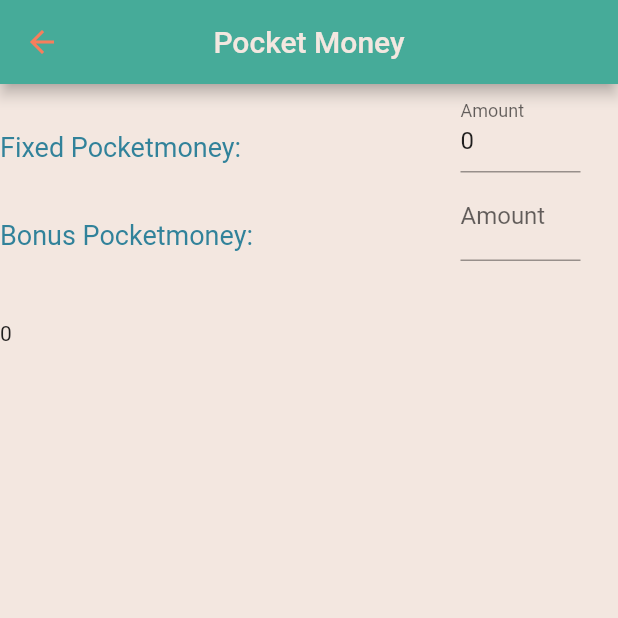
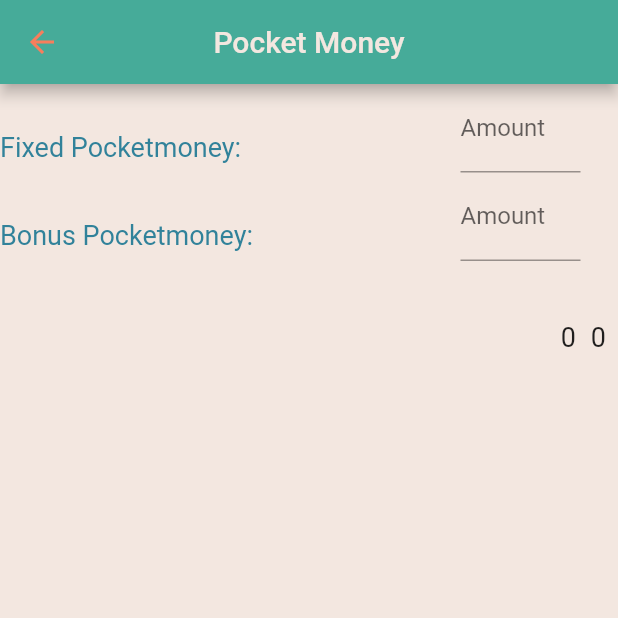
Before and after one commit to Bulut61/My-first-app, a Flutter app: the PocketMoneyPage screen opened directly, on a phone screen of 412 x 824 dp, the top half of it. Run offline on Flutter 3.47's test engine with Material 2 defaults, Android fonts, the phone set to English and light mode, and no system bars; our stand-ins replace auto_route, cloud_firestore, firebase_auth, firebase_core; accounts and stored records are empty.

Commit message:
1: some fixes in pocketmoneyPage 2: loginwith email and password, 3: fixed issues with autoroute

```diff
--- a/lib/presentation/pages/homePages/pocket_money_page.dart
+++ b/lib/presentation/pages/homePages/pocket_money_page.dart
@@ -15,8 +15,9 @@ class _PocketMoneyPageState extends State<PocketMoneyPage> {
   Widget build(BuildContext context) {
     final ThemeData themeData = Theme.of(context);
     ValueNotifier<int> fixedMoney = ValueNotifier<int>(0);
+    ValueNotifier<int> bonusMoney = ValueNotifier<int>(0);
     fixedMoney = ValueNotifier<int>(0);
-    int bonusMoney = 0;
+
     return Scaffold(
       appBar: AppBar(
         title: Text("Pocket Money"),
@@ -38,10 +39,9 @@ class _PocketMoneyPageState extends State<PocketMoneyPage> {
               child: ConstrainedBox(
                 constraints: BoxConstraints.tightFor(width: 80),
                 child: TextFormField(
-                  initialValue: "0",
                   onFieldSubmitted: (value) {
-                    fixedMoney = ValueNotifier<int>(int.parse(value));
-                    print(fixedMoney.value);
+                    fixedMoney.value = int.parse(value);
+                    //print(fixedMoney.value);
                   },
                   decoration: new InputDecoration(labelText: "Amount", hintText: "Only digits"),
                   keyboardType: TextInputType.number,
@@ -69,8 +69,8 @@ class _PocketMoneyPageState extends State<PocketMoneyPage> {
                 constraints: BoxConstraints.tightFor(width: 80),
                 child: TextFormField(
                   onFieldSubmitted: (value) {
-                    bonusMoney = int.parse(value);
-                    print(bonusMoney);
+                    bonusMoney.value = int.parse(value);
+                    //print(bonusMoney.value);
                   },
                   decoration: new InputDecoration(labelText: "Amount", hintText: "Only digits"),
                   keyboardType: TextInputType.number,
@@ -83,13 +83,33 @@ class _PocketMoneyPageState extends State<PocketMoneyPage> {
           ],
         ),
         SizedBox(height: 40),
-        ValueListenableBuilder<int>(
-            valueListenable: fixedMoney,
-            builder: (BuildContext context, int value, Widget? child) {
-              return Row(
-                children: [Text("${fixedMoney.value}")],
-              );
-            })
+        Row(
+          mainAxisAlignment: MainAxisAlignment.end,
+          children: [
+            Padding(
+              padding: const EdgeInsets.only(right: 10),
+              child: ValueListenableBuilder<int>(
+                  valueListenable: fixedMoney,
+                  builder: (BuildContext context, int value, Widget? child) {
+                    return Text(
+                      "${value}",
+                      style: TextStyle(fontSize: 18),
+                    );
+                  }),
+            ),
+            Padding(
+              padding: const EdgeInsets.only(right: 8.0),
+              child: ValueListenableBuilder<int>(
+                  valueListenable: bonusMoney,
+                  builder: (BuildContext context, int value, Widget? child) {
+                    return Text(
+                      "${value}",
+                      style: TextStyle(fontSize: 18),
+                    );
+                  }),
+            ),
+          ],
+        )
       ]),
     );
   }
--- a/lib/presentation/pages/homePages/shopping_list_page.dart
+++ b/lib/presentation/pages/homePages/shopping_list_page.dart
@@ -53,6 +53,7 @@ class _ShoppingListPageState extends State<ShoppingListPage> {
                       TextFormField(
                         controller: _textEditingController,
                         validator: (value) {
+                          print(value);
                           return value!.isNotEmpty ? null : "Invalid Field";
                         },
                         decoration: InputDecoration(hintText: "Name of Item"),
--- a/pubspec.yaml
+++ b/pubspec.yaml
@@ -30,6 +30,7 @@ environment:
 # versions available, run `flutter pub outdated`.
 dependencies:
   auto_route: ^5.0.2
+  cloud_firestore: ^3.5.1
   cupertino_icons: ^1.0.2
   firebase_auth: ^3.11.2
   firebase_core: ^1.24.0
```
Also changed, not shown: lib/presentation/pages/homePages/homepage.dart (+5 -12 lines), lib/presentation/pages/sign_in_page.dart (+14 -23 lines), lib/presentation/routes/app_router.dart (+10 -0 lines), lib/services/auth.dart (+19 -1 lines), lib/presentation/routes/app_router.gr.dart, pubspec.lock, 1 other file.
